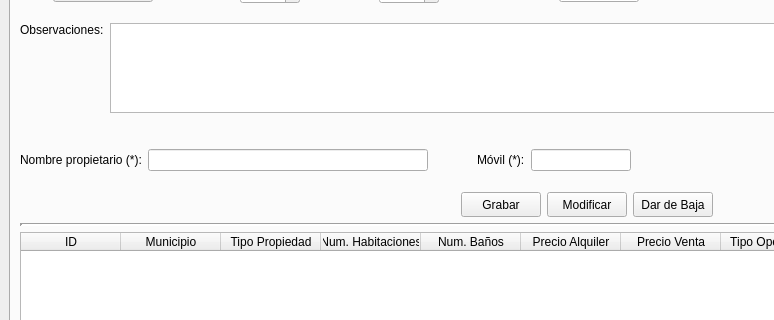
Old version of the form templates/venPrincipal.ui in the repository BuaTeijeiro/ProyectoDI; both pictures show x 0 to 774 and y 214 to 534 of the 1174 by 769 pixel window.
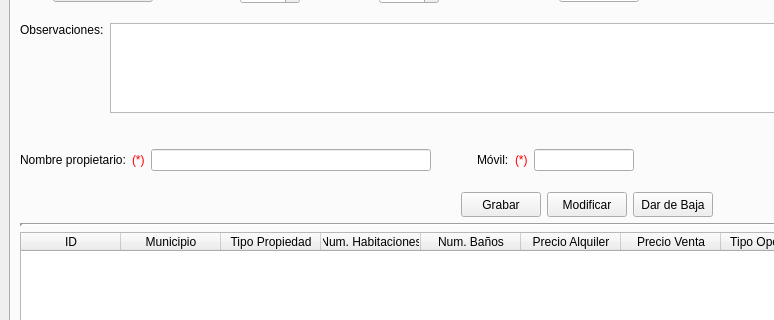
New version of the form. Icons and pictures are not drawn.

What changed in the file:
```diff
--- a/templates/venPrincipal.ui
+++ b/templates/venPrincipal.ui
@@ -2150,7 +2150,51 @@
                  </sizepolicy>
                 </property>
                 <property name="text">
-                 <string>Móvil (*):</string>
+                 <string>Móvil:</string>
+                </property>
+               </widget>
+              </item>
+              <item>
+               <widget class="QLabel" name="label_29">
+                <property name="palette">
+                 <palette>
+                  <active>
+                   <colorrole role="WindowText">
+                    <brush brushstyle="SolidPattern">
+                     <color alpha="255">
+                      <red>255</red>
+                      <green>0</green>
+                      <blue>0</blue>
+                     </color>
+                    </brush>
+                   </colorrole>
+                  </active>
+                  <inactive>
+                   <colorrole role="WindowText">
+                    <brush brushstyle="SolidPattern">
+                     <color alpha="255">
+                      <red>255</red>
+                      <green>0</green>
+                      <blue>0</blue>
+                     </color>
+                    </brush>
+                   </colorrole>
+                  </inactive>
+                  <disabled>
+                   <colorrole role="WindowText">
+                    <brush brushstyle="SolidPattern">
+                     <color alpha="255">
+                      <red>120</red>
+                      <green>120</green>
+                      <blue>120</blue>
+                     </color>
+                    </brush>
+                   </colorrole>
+                  </disabled>
+                 </palette>
+                </property>
+                <property name="text">
+                 <string>(*)</string>
                 </property>
                </widget>
               </item>
@@ -2457,7 +2501,51 @@
                  </sizepolicy>
                 </property>
                 <property name="text">
-                 <string>Nombre propietario (*):</string>
+                 <string>Nombre propietario:</string>
+                </property>
+               </widget>
+              </item>
+              <item>
+               <widget class="QLabel" name="label_28">
+                <property name="palette">
+                 <palette>
+                  <active>
+                   <colorrole role="WindowText">
+                    <brush brushstyle="SolidPattern">
+                     <color alpha="255">
+                      <red>255</red>
+                      <green>0</green>
+                      <blue>0</blue>
+                     </color>
+                    </brush>
+                   </colorrole>
+                  </active>
+                  <inactive>
+                   <colorrole role="WindowText">
+                    <brush brushstyle="SolidPattern">
+                     <color alpha="255">
+                      <red>255</red>
+                      <green>0</green>
+                      <blue>0</blue>
+                     </color>
+                    </brush>
+                   </colorrole>
+                  </inactive>
+                  <disabled>
+                   <colorrole role="WindowText">
+                    <brush brushstyle="SolidPattern">
+                     <color alpha="255">
+                      <red>120</red>
+                      <green>120</green>
+                      <blue>120</blue>
+                     </color>
+                    </brush>
+                   </colorrole>
+                  </disabled>
+                 </palette>
+                </property>
+                <property name="text">
+                 <string>(*)</string>
                 </property>
                </widget>
               </item>
```
